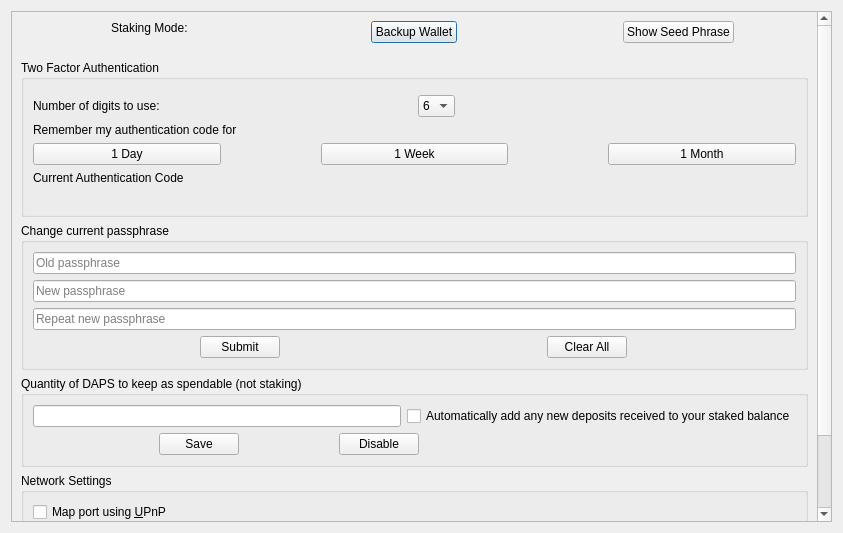
Above: src/qt/forms/optionspage.ui from nashsclay/DAPSCoin before the change. Below: the same form after it.
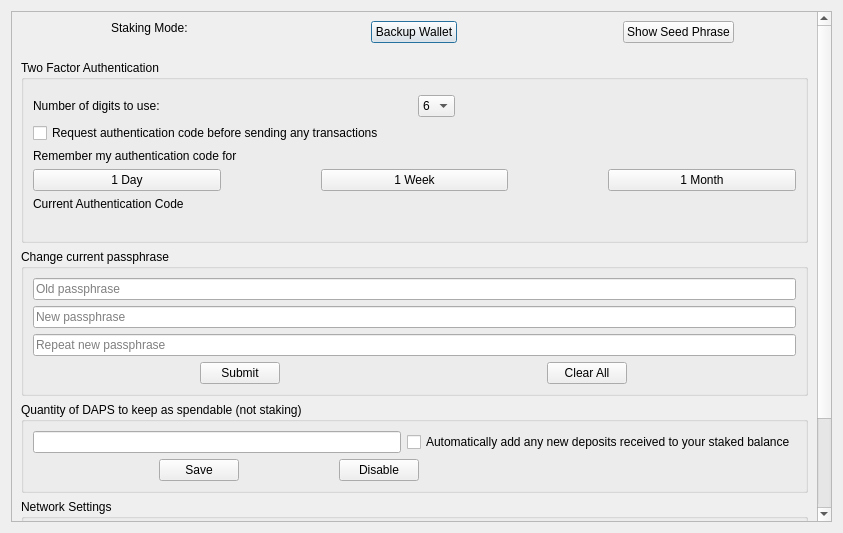
That is the form after the change. Custom widgets are drawn as their Qt base class.

Commit message: Add fAlwaysRequest2FA to request 2FA before each send

```diff
--- a/src/qt/forms/optionspage.ui
+++ b/src/qt/forms/optionspage.ui
@@ -34,7 +34,7 @@
         <x>0</x>
         <y>0</y>
         <width>806</width>
-        <height>565</height>
+        <height>588</height>
        </rect>
       </property>
       <layout class="QVBoxLayout" name="verticalLayout">
@@ -207,6 +207,13 @@
               </item>
              </layout>
             </item>
+            <item>
+             <widget class="QCheckBox" name="alwaysRequest2FA">
+              <property name="text">
+               <string>Request authentication code before sending any transactions</string>
+              </property>
+             </widget>
+            </item>
             <item>
              <widget class="QLabel" name="label_3">
               <property name="text">
```
The commit also changes 3 other files.
